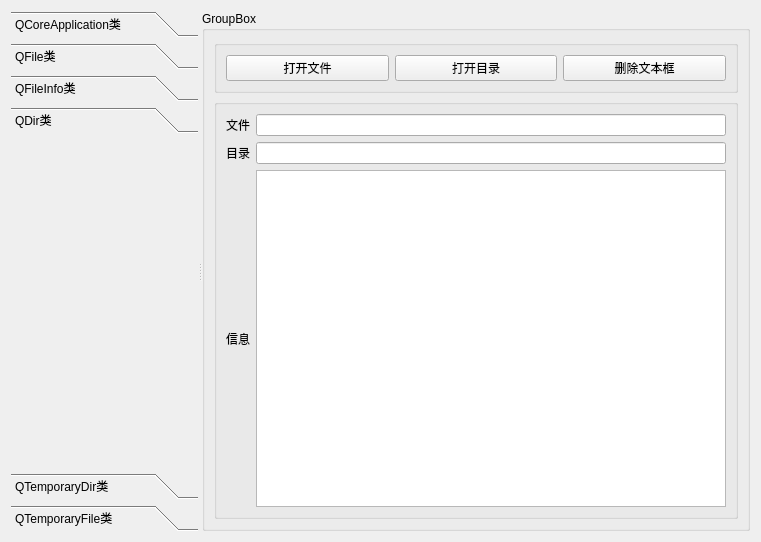
Qt form Qt6Book/Samples/Chap08/sample8_1-QCoreApplication/dialog.ui (HongMr/QTCourse) before a commit.
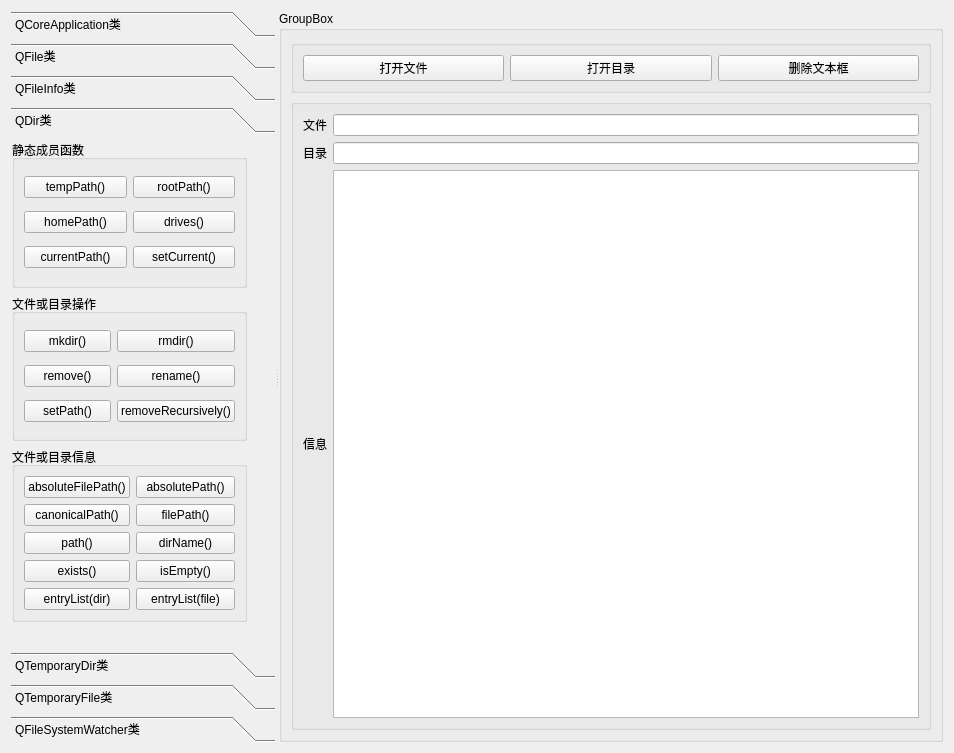
The same form after that commit. The open tabs and pages were chosen to show the change. Icons and pictures are not drawn.

The edit to the form file:
```diff
--- a/Qt6Book/Samples/Chap08/sample8_1-QCoreApplication/dialog.ui
+++ b/Qt6Book/Samples/Chap08/sample8_1-QCoreApplication/dialog.ui
@@ -6,8 +6,8 @@
    <rect>
     <x>0</x>
     <y>0</y>
-    <width>761</width>
-    <height>542</height>
+    <width>954</width>
+    <height>753</height>
    </rect>
   </property>
   <property name="windowTitle">
@@ -365,13 +365,272 @@
         <rect>
          <x>0</x>
          <y>0</y>
-         <width>199</width>
-         <height>350</height>
+         <width>251</width>
+         <height>525</height>
         </rect>
        </property>
        <attribute name="label">
         <string>QDir类</string>
        </attribute>
+       <widget class="QWidget" name="layoutWidget">
+        <property name="geometry">
+         <rect>
+          <x>1</x>
+          <y>1</y>
+          <width>235</width>
+          <height>482</height>
+         </rect>
+        </property>
+        <layout class="QVBoxLayout" name="verticalLayout_2">
+         <item>
+          <widget class="QGroupBox" name="groupBox_8">
+           <property name="title">
+            <string>静态成员函数</string>
+           </property>
+           <layout class="QGridLayout" name="gridLayout_6">
+            <item row="0" column="0">
+             <widget class="QPushButton" name="pushButton_39">
+              <property name="toolTip">
+               <string>Returns the absolute canonical path of the system's temporary directory</string>
+              </property>
+              <property name="text">
+               <string>tempPath()</string>
+              </property>
+             </widget>
+            </item>
+            <item row="0" column="1">
+             <widget class="QPushButton" name="pushButton_40">
+              <property name="toolTip">
+               <string>Returns the absolute canonical path of the system's temporary directory</string>
+              </property>
+              <property name="text">
+               <string>rootPath()</string>
+              </property>
+             </widget>
+            </item>
+            <item row="1" column="0">
+             <widget class="QPushButton" name="pushButton_42">
+              <property name="toolTip">
+               <string>Returns the absolute canonical path of the system's temporary directory</string>
+              </property>
+              <property name="text">
+               <string>homePath()</string>
+              </property>
+             </widget>
+            </item>
+            <item row="1" column="1">
+             <widget class="QPushButton" name="pushButton_41">
+              <property name="toolTip">
+               <string>Returns the absolute canonical path of the system's temporary directory</string>
+              </property>
+              <property name="text">
+               <string>drives()</string>
+              </property>
+             </widget>
+            </item>
+            <item row="2" column="0">
+             <widget class="QPushButton" name="pushButton_44">
+              <property name="toolTip">
+               <string>Returns the absolute canonical path of the system's temporary directory</string>
+              </property>
+              <property name="text">
+               <string>currentPath()</string>
+              </property>
+             </widget>
+            </item>
+            <item row="2" column="1">
+             <widget class="QPushButton" name="pushButton_43">
+              <property name="toolTip">
+               <string>Returns the absolute canonical path of the system's temporary directory</string>
+              </property>
+              <property name="text">
+               <string>setCurrent()</string>
+              </property>
+             </widget>
+            </item>
+           </layout>
+          </widget>
+         </item>
+         <item>
+          <widget class="QGroupBox" name="groupBox_9">
+           <property name="title">
+            <string>文件或目录操作</string>
+           </property>
+           <layout class="QGridLayout" name="gridLayout_7">
+            <item row="0" column="0">
+             <widget class="QPushButton" name="pushButton_45">
+              <property name="toolTip">
+               <string>Returns the absolute canonical path of the system's temporary directory</string>
+              </property>
+              <property name="text">
+               <string>mkdir()</string>
+              </property>
+             </widget>
+            </item>
+            <item row="0" column="1">
+             <widget class="QPushButton" name="pushButton_46">
+              <property name="toolTip">
+               <string>Returns the absolute canonical path of the system's temporary directory</string>
+              </property>
+              <property name="text">
+               <string>rmdir()</string>
+              </property>
+             </widget>
+            </item>
+            <item row="1" column="0">
+             <widget class="QPushButton" name="pushButton_47">
+              <property name="toolTip">
+               <string>Returns the absolute canonical path of the system's temporary directory</string>
+              </property>
+              <property name="text">
+               <string>remove()</string>
+              </property>
+             </widget>
+            </item>
+            <item row="1" column="1">
+             <widget class="QPushButton" name="pushButton_48">
+              <property name="toolTip">
+               <string>Returns the absolute canonical path of the system's temporary directory</string>
+              </property>
+              <property name="text">
+               <string>rename()</string>
+              </property>
+             </widget>
+            </item>
+            <item row="2" column="0">
+             <widget class="QPushButton" name="pushButton_49">
+              <property name="toolTip">
+               <string>Returns the absolute canonical path of the system's temporary directory</string>
+              </property>
+              <property name="text">
+               <string>setPath()</string>
+              </property>
+             </widget>
+            </item>
+            <item row="2" column="1">
+             <widget class="QPushButton" name="pushButton_50">
+              <property name="toolTip">
+               <string>Returns the absolute canonical path of the system's temporary directory</string>
+              </property>
+              <property name="text">
+               <string>removeRecursively()</string>
+              </property>
+             </widget>
+            </item>
+           </layout>
+          </widget>
+         </item>
+         <item>
+          <widget class="QGroupBox" name="groupBox_10">
+           <property name="title">
+            <string>文件或目录信息</string>
+           </property>
+           <layout class="QGridLayout" name="gridLayout_8">
+            <item row="0" column="0">
+             <widget class="QPushButton" name="pushButton_51">
+              <property name="toolTip">
+               <string>Returns the absolute canonical path of the system's temporary directory</string>
+              </property>
+              <property name="text">
+               <string>absoluteFilePath()</string>
+              </property>
+             </widget>
+            </item>
+            <item row="0" column="1">
+             <widget class="QPushButton" name="pushButton_52">
+              <property name="toolTip">
+               <string>Returns the absolute canonical path of the system's temporary directory</string>
+              </property>
+              <property name="text">
+               <string>absolutePath()</string>
+              </property>
+             </widget>
+            </item>
+            <item row="1" column="1">
+             <widget class="QPushButton" name="pushButton_54">
+              <property name="toolTip">
+               <string>Returns the absolute canonical path of the system's temporary directory</string>
+              </property>
+              <property name="text">
+               <string>filePath()</string>
+              </property>
+             </widget>
+            </item>
+            <item row="3" column="1">
+             <widget class="QPushButton" name="pushButton_58">
+              <property name="toolTip">
+               <string>Returns the absolute canonical path of the system's temporary directory</string>
+              </property>
+              <property name="text">
+               <string>isEmpty()</string>
+              </property>
+             </widget>
+            </item>
+            <item row="2" column="0">
+             <widget class="QPushButton" name="pushButton_55">
+              <property name="toolTip">
+               <string>Returns the absolute canonical path of the system's temporary directory</string>
+              </property>
+              <property name="text">
+               <string>path()</string>
+              </property>
+             </widget>
+            </item>
+            <item row="3" column="0">
+             <widget class="QPushButton" name="pushButton_57">
+              <property name="toolTip">
+               <string>Returns the absolute canonical path of the system's temporary directory</string>
+              </property>
+              <property name="text">
+               <string>exists()</string>
+              </property>
+             </widget>
+            </item>
+            <item row="1" column="0">
+             <widget class="QPushButton" name="pushButton_53">
+              <property name="toolTip">
+               <string>Returns the absolute canonical path of the system's temporary directory</string>
+              </property>
+              <property name="text">
+               <string>canonicalPath()</string>
+              </property>
+             </widget>
+            </item>
+            <item row="2" column="1">
+             <widget class="QPushButton" name="pushButton_56">
+              <property name="toolTip">
+               <string>Returns the absolute canonical path of the system's temporary directory</string>
+              </property>
+              <property name="text">
+               <string>dirName()</string>
+              </property>
+             </widget>
+            </item>
+            <item row="4" column="0">
+             <widget class="QPushButton" name="pushButton_60">
+              <property name="toolTip">
+               <string>Returns the absolute canonical path of the system's temporary directory</string>
+              </property>
+              <property name="text">
+               <string>entryList(dir)</string>
+              </property>
+             </widget>
+            </item>
+            <item row="4" column="1">
+             <widget class="QPushButton" name="pushButton_59">
+              <property name="toolTip">
+               <string>Returns the absolute canonical path of the system's temporary directory</string>
+              </property>
+              <property name="text">
+               <string>entryList(file)</string>
+              </property>
+             </widget>
+            </item>
+           </layout>
+          </widget>
+         </item>
+        </layout>
+       </widget>
       </widget>
       <widget class="QWidget" name="pageTempDir">
        <property name="geometry">
@@ -398,6 +657,114 @@
        <attribute name="label">
         <string>QTemporaryFile类</string>
        </attribute>
+       <widget class="QGroupBox" name="groupBox_12">
+        <property name="geometry">
+         <rect>
+          <x>10</x>
+          <y>0</y>
+          <width>231</width>
+          <height>291</height>
+         </rect>
+        </property>
+        <property name="title">
+         <string/>
+        </property>
+        <layout class="QGridLayout" name="gridLayout_10">
+         <item row="0" column="0">
+          <widget class="QPushButton" name="pushButton_64">
+           <property name="toolTip">
+            <string>Returns the absolute canonical path of the system's temporary directory</string>
+           </property>
+           <property name="text">
+            <string>1.在系统临时目录下
+创建临时文件</string>
+           </property>
+          </widget>
+         </item>
+         <item row="1" column="0">
+          <widget class="QPushButton" name="pushButton_65">
+           <property name="toolTip">
+            <string>Returns the absolute canonical path of the system's temporary directory</string>
+           </property>
+           <property name="text">
+            <string>2.在指定目录下
+创建临时文件</string>
+           </property>
+          </widget>
+         </item>
+         <item row="2" column="0">
+          <widget class="QPushButton" name="pushButton_66">
+           <property name="toolTip">
+            <string>Returns the absolute canonical path of the system's temporary directory</string>
+           </property>
+           <property name="text">
+            <string>3.在当前目录下
+创建临时文件</string>
+           </property>
+          </widget>
+         </item>
+        </layout>
+       </widget>
+      </widget>
+      <widget class="QWidget" name="pageWatcher">
+       <attribute name="label">
+        <string>QFileSystemWatcher类</string>
+       </attribute>
+       <widget class="QGroupBox" name="groupBox_13">
+        <property name="geometry">
+         <rect>
+          <x>10</x>
+          <y>20</y>
+          <width>231</width>
+          <height>331</height>
+         </rect>
+        </property>
+        <property name="title">
+         <string/>
+        </property>
+        <layout class="QGridLayout" name="gridLayout_11">
+         <item row="0" column="0">
+          <widget class="QPushButton" name="pushButton_67">
+           <property name="toolTip">
+            <string>Returns the absolute canonical path of the system's temporary directory</string>
+           </property>
+           <property name="text">
+            <string>addPath()并开始监视</string>
+           </property>
+          </widget>
+         </item>
+         <item row="1" column="0">
+          <widget class="QPushButton" name="pushButton_68">
+           <property name="toolTip">
+            <string>Returns the absolute canonical path of the system's temporary directory</string>
+           </property>
+           <property name="text">
+            <string>removePath()并停止监视</string>
+           </property>
+          </widget>
+         </item>
+         <item row="2" column="0">
+          <widget class="QPushButton" name="pushButton_69">
+           <property name="toolTip">
+            <string>Returns the absolute canonical path of the system's temporary directory</string>
+           </property>
+           <property name="text">
+            <string>directories()</string>
+           </property>
+          </widget>
+         </item>
+         <item row="3" column="0">
+          <widget class="QPushButton" name="pushButton_70">
+           <property name="toolTip">
+            <string>Returns the absolute canonical path of the system's temporary directory</string>
+           </property>
+           <property name="text">
+            <string>files()</string>
+           </property>
+          </widget>
+         </item>
+        </layout>
+       </widget>
       </widget>
      </widget>
      <widget class="QGroupBox" name="groupBox_2">
```
Left out of the diff: 70 changed lines with no effect on the pictures.
